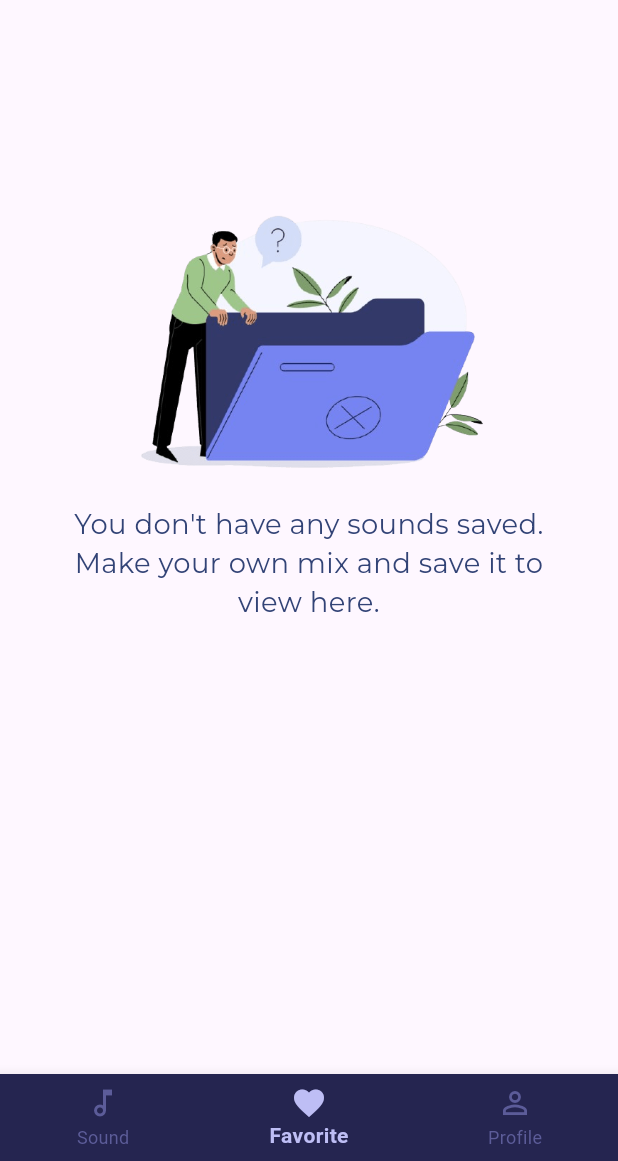
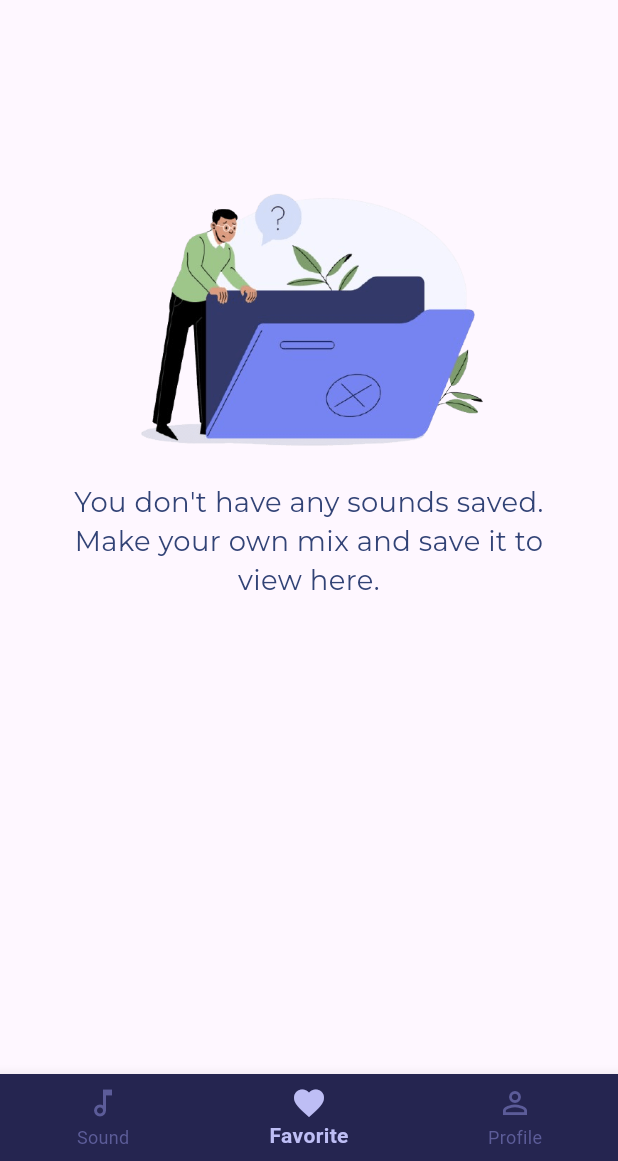
Before and after one commit to ashokstha61/test_clarity, a Flutter app: the Homepage screen opened directly, item 2 of the bottom bar chosen, on a phone screen of 412 x 824 dp, the part 75-1236 px from its top. Run offline on Flutter 3.47's test engine with Material 3 defaults, Android fonts, the phone set to English and light mode, and no system bars; our stand-ins replace circular_countdown_timer, cloud_firestore, firebase_auth, firebase_core, flutter_screenutil, flutter_styled_toast and 5 more; accounts and stored records are empty; Roboto replaces fonts that are missing (Recoleta).

Commit message:
`Refactor layout and add audio manager functionality to various pages`

```diff
--- a/lib/view/favourite/favouratepage.dart
+++ b/lib/view/favourite/favouratepage.dart
@@ -6,11 +6,13 @@ import 'package:clarity/view/favourite/favouratemanager.dart';
 import 'package:flutter/material.dart';
 import 'package:flutter_screenutil/flutter_screenutil.dart';
 
+import '../Sound page/AudioManager.dart';
+
 class FavoritesPage extends StatefulWidget {
   final String? currentTitle;
   final bool isPlaying;
   final VoidCallback onTogglePlayback;
-  final Function(String) onItemTap;
+  final Function(NewSoundModel) onItemTap;
 
   const FavoritesPage({
     super.key,
@@ -27,6 +29,8 @@ class FavoritesPage extends StatefulWidget {
 class _FavoritesPageState extends State<FavoritesPage> {
   List<NewSoundModel> favoriteSounds = [];
 
+  NewSoundModel? _currentSound;
+
   @override
   void initState() {
     super.initState();
@@ -40,6 +44,14 @@ class _FavoritesPageState extends State<FavoritesPage> {
     });
   }
 
+  void _onTap(NewSoundModel sound) async {
+    setState(() {
+      _currentSound = sound;
+    });
+
+    await AudioManager().toggleSoundSelection(favoriteSounds, sound, false);
+  }
+
   @override
   Widget build(BuildContext context) {
     return Scaffold(
@@ -48,19 +60,19 @@ class _FavoritesPageState extends State<FavoritesPage> {
         child: Column(
           children: [
             // Title
-            const SizedBox(height: 20),
+            SizedBox(height: 5.h),
 
             // Show EmptyFile if no favorites, else show FavoriteView
             Expanded(
               child: favoriteSounds.isEmpty
-                  ? const EmptyFile()
+                  ? EmptyFile()
                   : ListView.builder(
                       itemCount: favoriteSounds.length,
                       itemBuilder: (context, index) {
                         final sound = favoriteSounds[index];
                         return FavoriteTile(
                           title: sound.title,
-                          onTap: () => widget.onItemTap(sound.title),
+                          onTap: () => _onTap(sound),
                         );
                       },
                     ),
@@ -71,7 +83,7 @@ class _FavoritesPageState extends State<FavoritesPage> {
             // Bottom Player Bar
             if (widget.currentTitle != null)
               Container(
-                height: 60,
+                height: 60.h,
                 decoration: const BoxDecoration(
                   gradient: LinearGradient(
                     colors: [Color(0xFF1E1E2C), Color(0xFF2E2E48)],
@@ -79,17 +91,17 @@ class _FavoritesPageState extends State<FavoritesPage> {
                     end: Alignment.bottomRight,
                   ),
                 ),
-                padding: const EdgeInsets.symmetric(horizontal: 25),
+                padding: EdgeInsets.symmetric(horizontal: 25.sp),
                 child: Row(
                   mainAxisAlignment: MainAxisAlignment.spaceBetween,
                   children: [
                     Text(
                       widget.currentTitle!,
-                      style: const TextStyle(
-                        fontSize: 14,
+                      style: TextStyle(
+                        fontSize: 14.sp,
                         fontFamily: "Montserrat",
                         fontWeight: FontWeight.w600,
-                        color: Colors.white,
+                        color: ThemeHelper.textColor(context),
                       ),
                     ),
                     IconButton(
@@ -98,8 +110,8 @@ class _FavoritesPageState extends State<FavoritesPage> {
                         widget.isPlaying
                             ? "assets/images/pause.png"
                             : "assets/images/play.png",
-                        width: 28,
-                        height: 28,
+                        width: 28.w,
+                        height: 28.h,
                       ),
                     ),
                   ],
```
Also changed, not shown: lib/view/favourite/favorite_tile.dart (+3 -4 lines), lib/view/home/homepage.dart (+11 -4 lines), lib/view/sound mixing page/fixedrelaxationmix.dart (+0 -26 lines).
